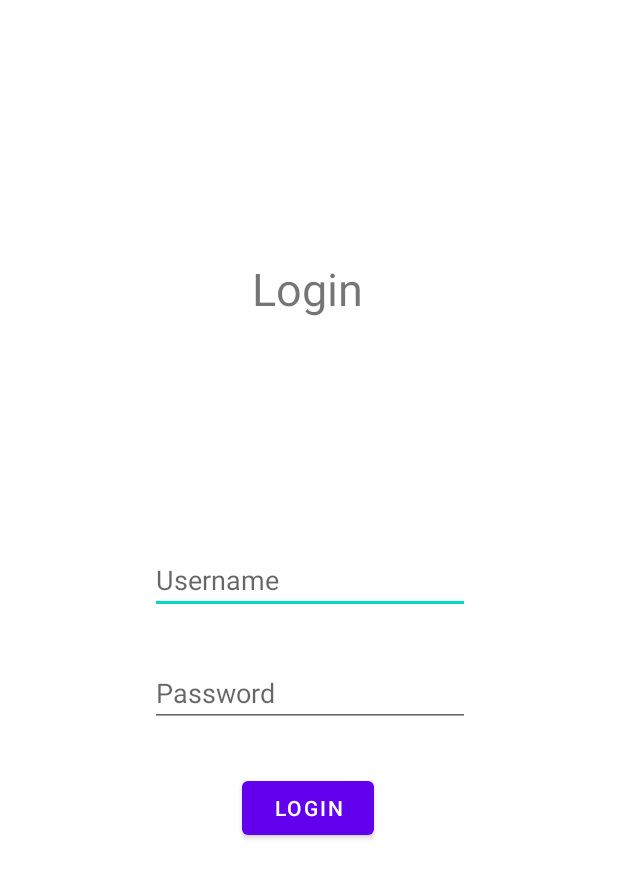
After one commit to ErielVasan/DailyMissions, an Android app: the LoginActivity screen opened directly, with no data from a screen before it, on a phone screen of 412 x 824 dp. The commit adds this screen. Shown: the top 878 px of the screen. Run offline under Robolectric (Android 15) with nearby library versions, the phone set to English and light mode, and no system bars.

Commit message:
Login Activity
Implemented a basic design of the login activity

```diff
--- a/app/src/main/AndroidManifest.xml
+++ b/app/src/main/AndroidManifest.xml
@@ -9,6 +9,9 @@
         android:roundIcon="@mipmap/ic_launcher_round"
         android:supportsRtl="true"
         android:theme="@style/Theme.DailyMissions">
+        <activity android:name=".MissionsActivity"></activity>
+        <activity android:name=".RegisterActivity" />
+        <activity android:name=".LoginActivity" />
         <activity android:name=".WelcomeActivity">
             <intent-filter>
                 <action android:name="android.intent.action.MAIN" />
--- /dev/null
+++ b/app/src/main/java/com/example/dailymissions/LoginActivity.kt
@@ -0,0 +1,34 @@
+package com.example.dailymissions
+
+import android.content.Intent
+import androidx.appcompat.app.AppCompatActivity
+import android.os.Bundle
+import android.widget.Button
+import android.widget.EditText
+import android.widget.Toast
+
+
+class LoginActivity : AppCompatActivity() {
+    override fun onCreate(savedInstanceState: Bundle?) {
+        super.onCreate(savedInstanceState)
+        setContentView(R.layout.activity_login)
+
+        findViewById<Button>(R.id.loginButton).setOnClickListener {
+
+            if (findViewById<EditText>(R.id.loginUsernameInput).text.trim().isNotEmpty() &&
+                findViewById<EditText>(R.id.loginPasswordInput).text.trim().isNotEmpty()){
+
+                val intent = Intent(this, MissionsActivity::class.java)
+                startActivity(intent)
+                finish()
+
+            }else{
+
+                Toast.makeText(this, "Input Missing", Toast.LENGTH_SHORT).show()
+
+            }
+
+        }
+
+    }
+}
--- /dev/null
+++ b/app/src/main/res/layout/activity_login.xml
@@ -0,0 +1,64 @@
+<?xml version="1.0" encoding="utf-8"?>
+<androidx.constraintlayout.widget.ConstraintLayout xmlns:android="http://schemas.android.com/apk/res/android"
+    xmlns:app="http://schemas.android.com/apk/res-auto"
+    xmlns:tools="http://schemas.android.com/tools"
+    android:layout_width="match_parent"
+    android:layout_height="match_parent"
+    tools:context=".LoginActivity">
+
+    <TextView
+        android:id="@+id/loginTextView"
+        android:layout_width="186dp"
+        android:layout_height="57dp"
+        android:layout_marginStart="112dp"
+        android:layout_marginLeft="112dp"
+        android:layout_marginTop="164dp"
+        android:gravity="center"
+        android:text="@string/log_in_text"
+        android:textSize="30sp"
+        app:layout_constraintStart_toStartOf="parent"
+        app:layout_constraintTop_toTopOf="parent" />
+
+    <EditText
+        android:id="@+id/loginUsernameInput"
+        android:layout_width="wrap_content"
+        android:layout_height="wrap_content"
+        android:layout_marginStart="100dp"
+        android:layout_marginLeft="100dp"
+        android:layout_marginTop="364dp"
+        android:ems="10"
+        android:inputType="textPersonName"
+        android:hint="@string/username_hint"
+        app:layout_constraintStart_toStartOf="parent"
+        app:layout_constraintTop_toTopOf="parent" />
+
+
+    <EditText
+        android:id="@+id/loginPasswordInput"
+        android:layout_width="wrap_content"
+        android:layout_height="wrap_content"
+        android:layout_marginStart="100dp"
+        android:hint="@string/password_hint"
+        android:layout_marginLeft="100dp"
+        android:layout_marginTop="30dp"
+        android:ems="10"
+        android:inputType="textPassword"
+        app:layout_constraintStart_toStartOf="parent"
+        app:layout_constraintTop_toBottomOf="@+id/loginUsernameInput" />
+
+    <Button
+        android:id="@+id/loginButton"
+        android:layout_marginTop="30dp"
+        android:layout_width="wrap_content"
+        android:layout_height="wrap_content"
+        android:layout_marginStart="159dp"
+        android:layout_marginLeft="159dp"
+        android:layout_marginEnd="159dp"
+        android:layout_marginRight="159dp"
+        android:text="@string/log_in_text"
+        app:layout_constraintEnd_toEndOf="parent"
+        app:layout_constraintHorizontal_bias="0.4"
+        app:layout_constraintStart_toStartOf="parent"
+        app:layout_constraintTop_toBottomOf="@+id/loginPasswordInput" />
+
+</androidx.constraintlayout.widget.ConstraintLayout>
--- a/app/src/main/res/values/strings.xml
+++ b/app/src/main/res/values/strings.xml
@@ -1,7 +1,8 @@
 <resources>
     <string name="app_name">Daily Missions</string>
     <string name="username_hint">Username</string>
-    <string name="log_in_text">Log in</string>
+    <string name="log_in_text">Login</string>
     <string name="noAccount_text">Don\'t have an account?</string>
     <string name="register_text">Register</string>
+    <string name="password_hint">Password</string>
 </resources>
```
Also changed, not shown: app/src/main/java/com/example/dailymissions/MissionsActivity.kt (added, +11 -0 lines), app/src/main/java/com/example/dailymissions/RegisterActivity.kt (added, +11 -0 lines), app/src/main/java/com/example/dailymissions/WelcomeActivity.kt (+8 -3 lines), app/src/main/res/layout/activity_missions.xml (added, +9 -0 lines), app/src/main/res/layout/activity_register.xml (added, +9 -0 lines), app/src/main/res/layout/activity_welcome.xml (+17 -17 lines).
